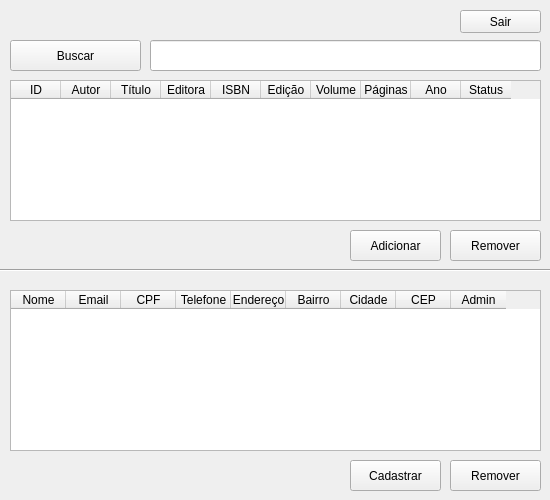
Qt form cliente/telas/designer/tela_admin.ui (272188/sistema_bibliotecario) before a commit.
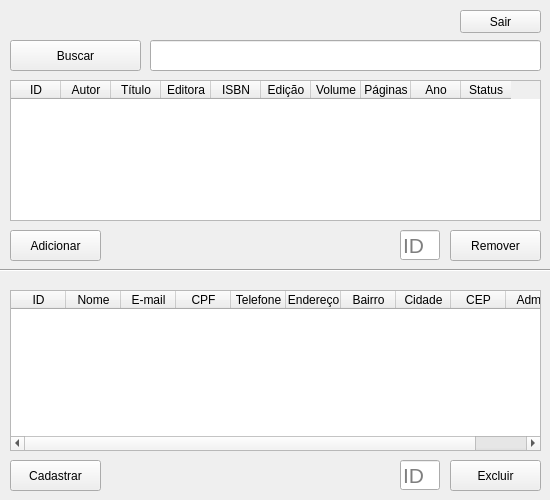
The same form after that commit.

Commit message: cadastro de usuarios e livros

```diff
--- a/cliente/telas/designer/tela_admin.ui
+++ b/cliente/telas/designer/tela_admin.ui
@@ -123,7 +123,7 @@
   <widget class="QPushButton" name="botao_adicionar">
    <property name="geometry">
     <rect>
-     <x>350</x>
+     <x>10</x>
      <y>230</y>
      <width>91</width>
      <height>31</height>
@@ -181,6 +181,11 @@
    <attribute name="horizontalHeaderDefaultSectionSize">
     <number>55</number>
    </attribute>
+   <column>
+    <property name="text">
+     <string>ID</string>
+    </property>
+   </column>
    <column>
     <property name="text">
      <string>Nome</string>
@@ -188,7 +193,7 @@
    </column>
    <column>
     <property name="text">
-     <string>Email</string>
+     <string>E-mail</string>
     </property>
    </column>
    <column>
@@ -237,13 +242,13 @@
     </rect>
    </property>
    <property name="text">
-    <string>Remover</string>
+    <string>Excluir</string>
    </property>
   </widget>
   <widget class="QPushButton" name="botao_cadastrar">
    <property name="geometry">
     <rect>
-     <x>350</x>
+     <x>10</x>
      <y>460</y>
      <width>91</width>
      <height>31</height>
@@ -253,6 +258,42 @@
     <string>Cadastrar</string>
    </property>
   </widget>
+  <widget class="QLineEdit" name="caixa_id_livro">
+   <property name="geometry">
+    <rect>
+     <x>400</x>
+     <y>230</y>
+     <width>40</width>
+     <height>30</height>
+    </rect>
+   </property>
+   <property name="font">
+    <font>
+     <pointsize>16</pointsize>
+    </font>
+   </property>
+   <property name="placeholderText">
+    <string>ID</string>
+   </property>
+  </widget>
+  <widget class="QLineEdit" name="caixa_id_usuario">
+   <property name="geometry">
+    <rect>
+     <x>400</x>
+     <y>460</y>
+     <width>40</width>
+     <height>30</height>
+    </rect>
+   </property>
+   <property name="font">
+    <font>
+     <pointsize>16</pointsize>
+    </font>
+   </property>
+   <property name="placeholderText">
+    <string>ID</string>
+   </property>
+  </widget>
  </widget>
  <resources/>
  <connections/>
```
Left out of the diff: 9 changed lines with no effect on the pictures. The commit also changes 17 other files.
